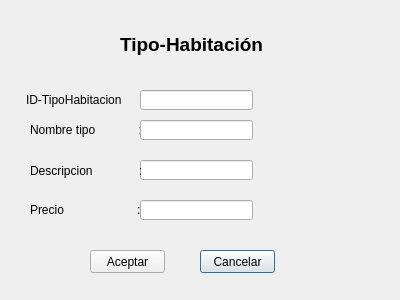
Qt form Sistema_de_Registro_de_Hotel/gui_tipo_habitacion.ui (JeffersonFarCar/Sistema-de-Registro-de-Hotel) before a commit.
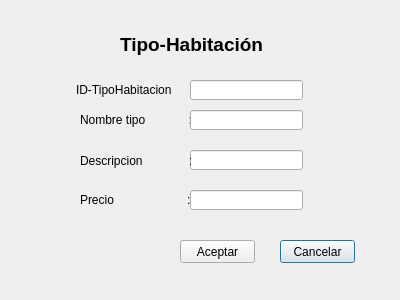
The same form after that commit.

Patch:
```diff
--- a/Sistema_de_Registro_de_Hotel/gui_tipo_habitacion.ui
+++ b/Sistema_de_Registro_de_Hotel/gui_tipo_habitacion.ui
@@ -36,8 +36,8 @@
   <widget class="QLabel" name="label_2">
    <property name="geometry">
     <rect>
-     <x>26</x>
-     <y>90</y>
+     <x>76</x>
+     <y>80</y>
      <width>121</width>
      <height>20</height>
     </rect>
@@ -49,8 +49,8 @@
   <widget class="QLabel" name="label_3">
    <property name="geometry">
     <rect>
-     <x>30</x>
-     <y>120</y>
+     <x>80</x>
+     <y>110</y>
      <width>111</width>
      <height>20</height>
     </rect>
@@ -62,8 +62,8 @@
   <widget class="QLabel" name="label_4">
    <property name="geometry">
     <rect>
-     <x>30</x>
-     <y>200</y>
+     <x>80</x>
+     <y>190</y>
      <width>111</width>
      <height>20</height>
     </rect>
@@ -75,8 +75,8 @@
   <widget class="QLineEdit" name="IDTIPOlineEdit">
    <property name="geometry">
     <rect>
-     <x>140</x>
-     <y>90</y>
+     <x>190</x>
+     <y>80</y>
      <width>113</width>
      <height>20</height>
     </rect>
@@ -88,8 +88,8 @@
   <widget class="QLineEdit" name="NOMBRETIPOlineEdit_4">
    <property name="geometry">
     <rect>
-     <x>140</x>
-     <y>120</y>
+     <x>190</x>
+     <y>110</y>
      <width>113</width>
      <height>20</height>
     </rect>
@@ -98,8 +98,8 @@
   <widget class="QPushButton" name="pushButton">
    <property name="geometry">
     <rect>
-     <x>200</x>
-     <y>250</y>
+     <x>280</x>
+     <y>240</y>
      <width>75</width>
      <height>23</height>
     </rect>
@@ -111,8 +111,8 @@
   <widget class="QLineEdit" name="DESTIPOlineEdit_3">
    <property name="geometry">
     <rect>
-     <x>140</x>
-     <y>160</y>
+     <x>190</x>
+     <y>150</y>
      <width>113</width>
      <height>20</height>
     </rect>
@@ -121,8 +121,8 @@
   <widget class="QLineEdit" name="PRECIOTIPOlineEdit_2">
    <property name="geometry">
     <rect>
-     <x>140</x>
-     <y>200</y>
+     <x>190</x>
+     <y>190</y>
      <width>113</width>
      <height>20</height>
     </rect>
@@ -131,8 +131,8 @@
   <widget class="QLabel" name="label_5">
    <property name="geometry">
     <rect>
-     <x>30</x>
-     <y>160</y>
+     <x>80</x>
+     <y>150</y>
      <width>111</width>
      <height>21</height>
     </rect>
@@ -144,8 +144,8 @@
   <widget class="QPushButton" name="pushButton_2">
    <property name="geometry">
     <rect>
-     <x>90</x>
-     <y>250</y>
+     <x>180</x>
+     <y>240</y>
      <width>75</width>
      <height>23</height>
     </rect>
```
